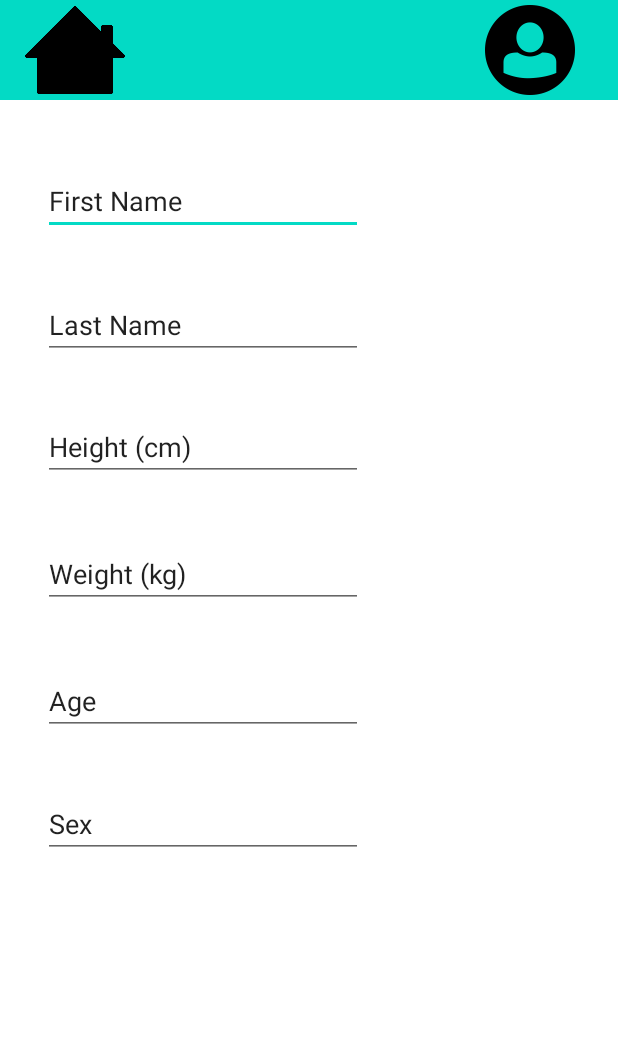
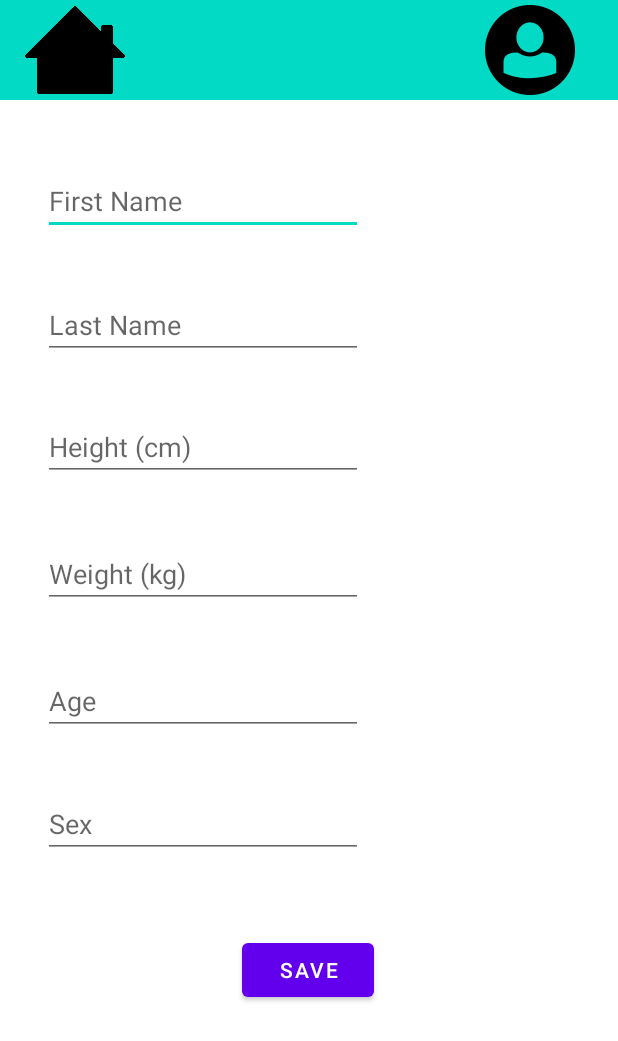
Before and after one commit to nicoleooi/ClimbingSafetyWearable, an Android app: the ProfilePage screen opened directly, with no data from a screen before it, on a phone screen of 412 x 824 dp. Shown: the top 1041 px of the screen. Run offline under Robolectric (Android 15) with nearby library versions, the phone set to English and light mode, and no system bars; 2 statements that could not run were skipped.

Commit message:
Android Studio Profile Working

```diff
--- a/ClimbingApplication/app/src/main/java/com/example/climbingapplication/ProfilePage.java
+++ b/ClimbingApplication/app/src/main/java/com/example/climbingapplication/ProfilePage.java
@@ -2,14 +2,24 @@ package com.example.climbingapplication;
 
 import androidx.appcompat.app.AppCompatActivity;
 
+import android.database.Cursor;
 import android.os.Bundle;
 import android.view.View;
 import android.widget.Button;
+import android.widget.EditText;
+import android.widget.TextView;
 
 public class ProfilePage extends MainActivity {
 
     private Button homeButton;
     private Button profileButton;
+    private Button savePageButton;
+    private EditText fNameIn, lNameIn, heightIn, weightIn, ageIn, sexIn;
+    public String fName, lName;
+    public Integer height, age;
+    public char sex;
+    public float weight;
+
 
     @Override
     protected void onCreate(Bundle savedInstanceState) {
@@ -31,6 +41,57 @@ public class ProfilePage extends MainActivity {
                 openProfilePage();
             }
         });
+
+        savePageButton = findViewById(R.id.saveButton_id);
+        savePageButton.setOnClickListener(new View.OnClickListener() {
+            @Override
+            public void onClick(View v) {
+                handleTextInputs();
+            }
+        });
+
+        fNameIn = findViewById(R.id.firstName_id);
+        lNameIn = findViewById(R.id.lastName_id);
+        heightIn = findViewById(R.id.height_id);
+        weightIn = findViewById(R.id.weight_id);
+        ageIn = findViewById(R.id.age_id);
+        sexIn = findViewById(R.id.sex_id);
+
+        Cursor resultSet = userDb.rawQuery("Select * from Data",null);
+        resultSet.moveToFirst();
+        String flag = resultSet.getString(0);
+        if(!(flag.isEmpty())){
+            fNameIn.setHint(flag);
+            lNameIn.setHint(resultSet.getString(1));
+            heightIn.setHint(resultSet.getString(2));
+            weightIn.setHint(resultSet.getString(3));
+            ageIn.setHint(resultSet.getString(4));
+            sexIn.setHint(resultSet.getString(5));
+        }
+
+    }
+
+    public void handleTextInputs() {
+        fName = fNameIn.getText().toString();
+        lName = lNameIn.getText().toString();
+        height = Integer.parseInt(heightIn.getText().toString());
+        age = Integer.parseInt(ageIn.getText().toString());
+        sex = sexIn.getText().toString().charAt(0);
+        weight = Float.parseFloat(weightIn.getText().toString());
+        userDb.execSQL("INSERT INTO Data VALUES('"+fName+"','"+lName+"','"+age+"','"+weight+"',"+height+",'"+sex+"')");
+        fNameIn.setText("");
+        lNameIn.setText("");
+        heightIn.setText("");
+        weightIn.setText("");
+        ageIn.setText("");
+        sexIn.setText("");
+        fNameIn.setHint(fName);
+        lNameIn.setHint(lName);
+        heightIn.setHint(""+height);
+        weightIn.setHint(""+weight);
+        ageIn.setHint(""+age);
+        sexIn.setHint(""+sex);
+
     }
 
 
--- a/ClimbingApplication/app/src/main/res/layout/activity_profile_page.xml
+++ b/ClimbingApplication/app/src/main/res/layout/activity_profile_page.xml
@@ -15,8 +15,8 @@
         android:layout_width="wrap_content"
         android:layout_height="wrap_content"
         android:ems="10"
+        android:hint="First Name"
         android:inputType="textPersonName"
-        android:text="First Name"
         app:layout_constraintBottom_toBottomOf="parent"
         app:layout_constraintEnd_toEndOf="parent"
         app:layout_constraintHorizontal_bias="0.144"
@@ -29,8 +29,8 @@
         android:layout_width="wrap_content"
         android:layout_height="wrap_content"
         android:ems="10"
+        android:hint="Last Name"
         android:inputType="textPersonName"
-        android:text="Last Name"
         app:layout_constraintBottom_toBottomOf="parent"
         app:layout_constraintEnd_toEndOf="parent"
         app:layout_constraintHorizontal_bias="0.144"
@@ -43,8 +43,8 @@
         android:layout_width="wrap_content"
         android:layout_height="wrap_content"
         android:ems="10"
+        android:hint="Height (cm)"
         android:inputType="textPersonName"
-        android:text="Height (cm)"
         app:layout_constraintBottom_toBottomOf="parent"
         app:layout_constraintEnd_toEndOf="parent"
         app:layout_constraintHorizontal_bias="0.144"
@@ -57,8 +57,8 @@
         android:layout_width="wrap_content"
         android:layout_height="wrap_content"
         android:ems="10"
+        android:hint="Weight (kg)"
         android:inputType="textPersonName"
-        android:text="Weight (kg)"
         app:layout_constraintBottom_toBottomOf="parent"
         app:layout_constraintEnd_toEndOf="parent"
         app:layout_constraintHorizontal_bias="0.144"
@@ -71,8 +71,8 @@
         android:layout_width="wrap_content"
         android:layout_height="wrap_content"
         android:ems="10"
+        android:hint="Age"
         android:inputType="textPersonName"
-        android:text="Age"
         app:layout_constraintBottom_toBottomOf="parent"
         app:layout_constraintEnd_toEndOf="parent"
         app:layout_constraintHorizontal_bias="0.144"
@@ -85,8 +85,8 @@
         android:layout_width="wrap_content"
         android:layout_height="wrap_content"
         android:ems="10"
+        android:hint="Sex"
         android:inputType="textPersonName"
-        android:text="Sex"
         app:layout_constraintBottom_toBottomOf="parent"
         app:layout_constraintEnd_toEndOf="parent"
         app:layout_constraintHorizontal_bias="0.144"
@@ -94,4 +94,16 @@
         app:layout_constraintTop_toBottomOf="@+id/age_id"
         app:layout_constraintVertical_bias="0.127" />
 
+    <Button
+        android:id="@+id/saveButton_id"
+        android:layout_width="wrap_content"
+        android:layout_height="wrap_content"
+        android:text="Save"
+        app:layout_constraintBottom_toBottomOf="parent"
+        app:layout_constraintEnd_toEndOf="parent"
+        app:layout_constraintHorizontal_bias="0.498"
+        app:layout_constraintStart_toStartOf="parent"
+        app:layout_constraintTop_toBottomOf="@+id/sex_id"
+        app:layout_constraintVertical_bias="0.248" />
+
 </androidx.constraintlayout.widget.ConstraintLayout>
```
